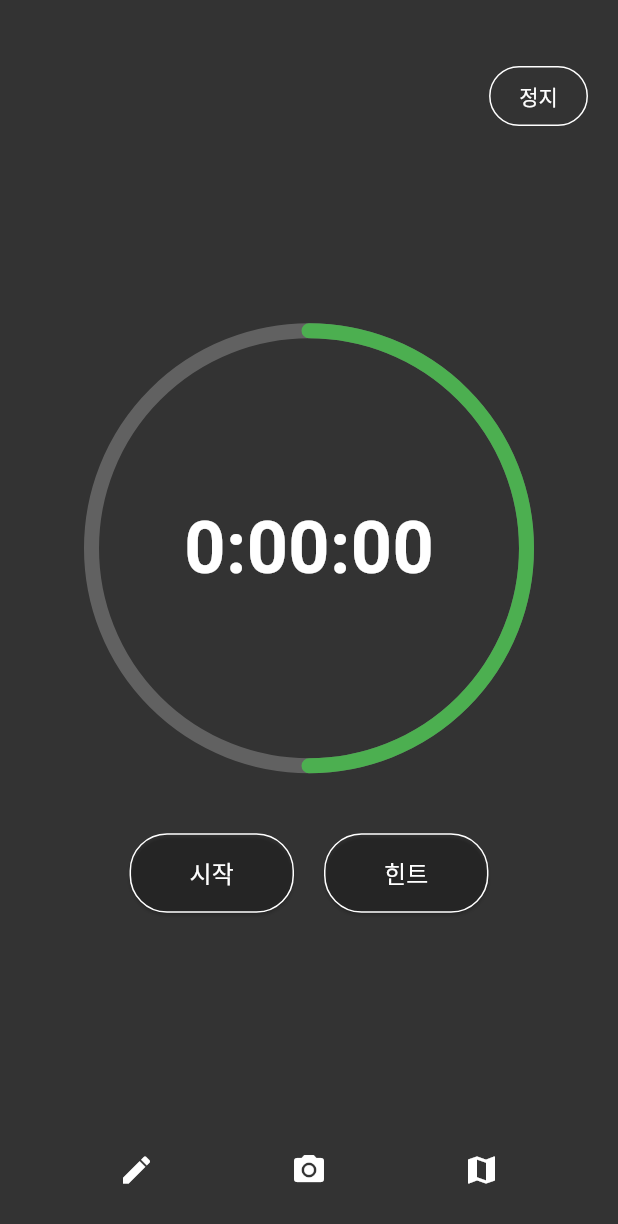
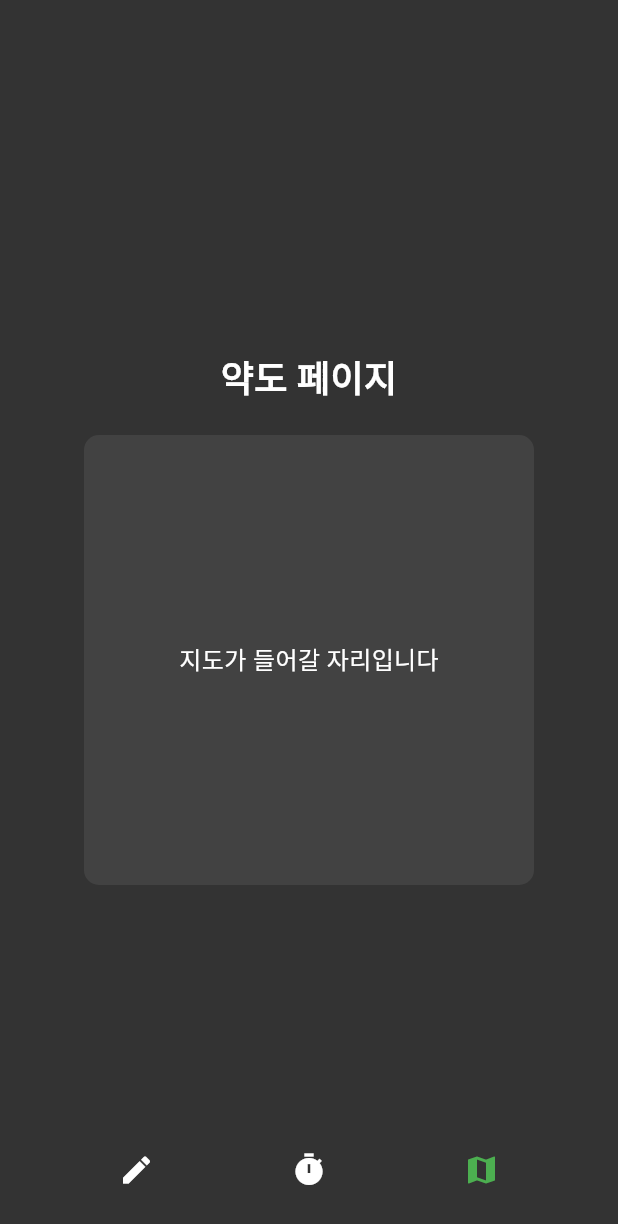
Before and after one commit to seyeon-Yoon/ZombieRun_user, a Flutter app: the TimerPage screen opened directly, after a tap on the "map" icon, on a phone screen of 412 x 824 dp. Shown: the top 1224 px of the screen. Run offline on Flutter 3.47's test engine with Material 3 defaults, Android fonts, the light colour scheme and no system bars.

Commit message:
메모 페이지 구현 - 그리기, 지우개, 되돌리기 기능 추가, 영역지우개 되돌리기 기능 미흡

```diff
--- /dev/null
+++ b/lib/map_page.dart
@@ -0,0 +1,70 @@
+import 'package:flutter/material.dart';
+import 'widgets/common_navigation_bar.dart';
+import 'memo_page.dart';
+import 'timer_page.dart';
+
+class MapPage extends StatelessWidget {
+  const MapPage({super.key});
+
+  void _handleNavigation(BuildContext context, int index) {
+    if (index == 2) return; // 현재 약도 페이지이므로 이동하지 않음
+
+    switch (index) {
+      case 0:
+        Navigator.push(context, MaterialPageRoute(builder: (context) => const MemoPage()));
+        break;
+      case 1:
+        Navigator.push(context, MaterialPageRoute(builder: (context) => const TimerPage()));
+        break;
+    }
+  }
+
+  @override
+  Widget build(BuildContext context) {
+    return Scaffold(
+      backgroundColor: const Color(0xFF333333),
+      body: Stack(
+        children: [
+          Center(
+            child: Column(
+              mainAxisAlignment: MainAxisAlignment.center,
+              children: [
+                const Text(
+                  '약도 페이지',
+                  style: TextStyle(
+                    color: Colors.white,
+                    fontSize: 24,
+                    fontWeight: FontWeight.bold,
+                  ),
+                ),
+                const SizedBox(height: 20),
+                Container(
+                  width: 300,
+                  height: 300,
+                  decoration: BoxDecoration(
+                    color: Colors.grey[800],
+                    borderRadius: BorderRadius.circular(10),
+                  ),
+                  child: const Center(
+                    child: Text(
+                      '지도가 들어갈 자리입니다',
+                      style: TextStyle(
+                        color: Colors.white,
+                        fontSize: 16,
+                      ),
+                    ),
+                  ),
+                ),
+              ],
+            ),
+          ),
+          // 공통 네비게이션 바
+          CommonNavigationBar(
+            currentIndex: 2,
+            onTap: (index) => _handleNavigation(context, index),
+          ),
+        ],
+      ),
+    );
+  }
+}
--- /dev/null
+++ b/lib/memo_page.dart
@@ -0,0 +1,318 @@
+import 'package:flutter/material.dart';
+import 'widgets/common_navigation_bar.dart';
+import 'timer_page.dart';
+import 'map_page.dart';
+
+class MemoPage extends StatefulWidget {
+  const MemoPage({super.key});
+
+  @override
+  State<MemoPage> createState() => _MemoPageState();
+}
+
+class _MemoPageState extends State<MemoPage> {
+  List<List<Offset>> strokes = [];  // 현재 화면에 표시된 획들
+  List<Offset> currentStroke = [];  // 현재 그리고 있는 획
+  bool isErasing = false;  // 지우개 모드 여부
+  List<Offset> eraserPoints = [];  // 지우개로 지운 영역
+  List<List<List<Offset>>> undoHistory = [];  // 되돌리기 히스토리 (전체 strokes 상태 저장)
+
+  // 작업 히스토리 관리를 위한 변수들
+  List<Map<String, dynamic>> history = [];  // 작업 히스토리
+
+  void _onPanStart(DragStartDetails details) {
+    setState(() {
+      if (!isErasing) {
+        currentStroke = [details.localPosition];
+      } else {
+        eraserPoints = [details.localPosition];
+      }
+    });
+  }
+
+  void _onPanUpdate(DragUpdateDetails details) {
+    setState(() {
+      if (isErasing) {
+        eraserPoints.add(details.localPosition);
+        // 지우개 영역과 겹치는 점들을 제거
+        final newStrokes = <List<Offset>>[];
+
+        for (var stroke in strokes) {
+          List<Offset> newStroke = [];
+          List<List<Offset>> subStrokes = [[]];
+
+          for (int i = 0; i < stroke.length; i++) {
+            bool shouldErase = false;
+            for (var erasePoint in eraserPoints) {
+              if ((stroke[i] - erasePoint).distance < 20.0) {
+                shouldErase = true;
+                break;
+              }
+            }
+
+            if (!shouldErase) {
+              if (subStrokes.last.isEmpty && i > 0 && !newStroke.contains(stroke[i-1])) {
+                // 이전 점이 있고 지워지지 않았다면 연결을 위해 추가
+                subStrokes.last.add(stroke[i-1]);
+              }
+              subStrokes.last.add(stroke[i]);
+            } else {
+              if (subStrokes.last.isNotEmpty) {
+                // 현재 부분 획이 끝났으므로 새로운 부분 획 시작
+                subStrokes.add([]);
+              }
+            }
+          }
+
+          // 유효한 부분 획들 추가 (2개 이상의 점으로 구성된 획만)
+          newStrokes.addAll(subStrokes.where((s) => s.length >= 2));
+        }
+
+        if (strokes.length != newStrokes.length ||
+            strokes.any((stroke) => stroke.length != newStrokes.fold<int>(0, (sum, stroke) => sum + stroke.length))) {
+          // 변화가 있을 때만 히스토리에 저장
+          undoHistory.add(List<List<Offset>>.from(
+            strokes.map((stroke) => List<Offset>.from(stroke))
+          ));
+          strokes = newStrokes;
+        }
+      } else {
+        currentStroke.add(details.localPosition);
+      }
+    });
+  }
+
+  void _onPanEnd(DragEndDetails details) {
+    setState(() {
+      if (!isErasing && currentStroke.length >= 2) {
+        // 현재 상태를 히스토리에 저장
+        undoHistory.add(List<List<Offset>>.from(
+          strokes.map((stroke) => List<Offset>.from(stroke))
+        ));
+
+        strokes.add(List<Offset>.from(currentStroke));
+        currentStroke = [];
+      }
+      eraserPoints.clear();
+    });
+  }
+
+  void _undo() {
+    setState(() {
+      if (undoHistory.isNotEmpty) {
+        strokes = List<List<Offset>>.from(
+          undoHistory.removeLast().map((stroke) => List<Offset>.from(stroke))
+        );
+      }
+    });
+  }
+
+  void _toggleEraser() {
+    setState(() {
+      isErasing = !isErasing;
+    });
+  }
+
+  void _clearAll() {
+    setState(() {
+      if (strokes.isNotEmpty) {
+        // 현재 상태를 히스토리에 저장
+        undoHistory.add(List<List<Offset>>.from(
+          strokes.map((stroke) => List<Offset>.from(stroke))
+        ));
+        strokes.clear();
+      }
+    });
+  }
+
+  void _handleNavigation(BuildContext context, int index) {
+    if (index == 0) return; // 현재 메모 페이지이므로 이동하지 않음
+
+    switch (index) {
+      case 1:
+        Navigator.push(context, MaterialPageRoute(builder: (context) => const TimerPage()));
+        break;
+      case 2:
+        Navigator.push(context, MaterialPageRoute(builder: (context) => const MapPage()));
+        break;
+    }
+  }
+
+  @override
+  Widget build(BuildContext context) {
+    return Scaffold(
+      backgroundColor: const Color(0xFF333333),
+      body: Stack(
+        children: [
+          // 그리기 영역
+          GestureDetector(
+            onPanStart: _onPanStart,
+            onPanUpdate: _onPanUpdate,
+            onPanEnd: _onPanEnd,
+            child: CustomPaint(
+              painter: DrawingPainter(
+                strokes: strokes,
+                currentStroke: currentStroke,
+                eraserPoints: eraserPoints,
+                isErasing: isErasing,
+              ),
+              child: Container(
+                width: double.infinity,
+                height: double.infinity,
+              ),
+            ),
+          ),
+
+          // 오른쪽 아이콘 메뉴
+          Positioned(
+            right: 20,
+            top: 0,
+            bottom: 0,
+            child: Center(
+              child: Container(
+                padding: const EdgeInsets.symmetric(vertical: 16),
+                decoration: BoxDecoration(
+                  color: Colors.black.withOpacity(0.3),
+                  borderRadius: BorderRadius.circular(30),
+                ),
+                child: Column(
+                  mainAxisSize: MainAxisSize.min,
+                  children: [
+                    IconButton(
+                      onPressed: () {
+                        setState(() {
+                          isErasing = false;
+                        });
+                      },
+                      icon: Icon(
+                        Icons.edit,
+                        color: !isErasing ? const Color(0xFF4CAF50) : Colors.white,
+                        size: 28,
+                      ),
+                    ),
+                    const SizedBox(height: 16),
+                    IconButton(
+                      onPressed: _toggleEraser,
+                      icon: Icon(
+                        Icons.cleaning_services,
+                        color: isErasing ? const Color(0xFF4CAF50) : Colors.white,
+                        size: 28,
+                      ),
+                    ),
+                    const SizedBox(height: 16),
+                    IconButton(
+                      onPressed: _undo,
+                      icon: const Icon(
+                        Icons.undo,
+                        color: Colors.white,
+                        size: 28,
+                      ),
+                    ),
+                  ],
+                ),
+              ),
+            ),
+          ),
+
+          // 초기화 버튼
+          Positioned(
+            right: 20,
+            top: 20,
+            child: IconButton(
+              onPressed: _clearAll,
+              icon: const Icon(
+                Icons.delete_forever,
+                color: Colors.white,
+                size: 28,
+              ),
+            ),
+          ),
+
+          // 공통 네비게이션 바
+          CommonNavigationBar(
+            currentIndex: 0,
+            onTap: (index) => _handleNavigation(context, index),
+          ),
+        ],
+      ),
+    );
+  }
+}
+
+// 그리기를 담당하는 CustomPainter
+class DrawingPainter extends CustomPainter {
+  final List<List<Offset>> strokes;
+  final List<Offset> currentStroke;
+  final List<Offset> eraserPoints;
+  final bool isErasing;
+
+  DrawingPainter({
+    required this.strokes,
+    required this.currentStroke,
+    required this.eraserPoints,
+    required this.isErasing,
+  });
+
+  @override
+  void paint(Canvas canvas, Size size) {
+    final paint = Paint()
+      ..color = Colors.white
+      ..strokeWidth = 3.0
+      ..strokeCap = StrokeCap.round
+      ..style = PaintingStyle.stroke;
+
+    // 저장된 모든 획 그리기
+    for (var stroke in strokes) {
+      if (stroke.length < 2) continue;
+
+      final path = Path();
+      path.moveTo(stroke[0].dx, stroke[0].dy);
+
+      for (int i = 1; i < stroke.length; i++) {
+        path.lineTo(stroke[i].dx, stroke[i].dy);
+      }
+
+      canvas.drawPath(path, paint);
+    }
+
+    // 현재 그리고 있는 획 그리기
+    if (!isErasing && currentStroke.isNotEmpty && currentStroke.length >= 2) {
+      final path = Path();
+      path.moveTo(currentStroke[0].dx, currentStroke[0].dy);
+
+      for (int i = 1; i < currentStroke.length; i++) {
+        path.lineTo(currentStroke[i].dx, currentStroke[i].dy);
+      }
+
+      canvas.drawPath(path, paint);
+    }
+
+    // 지우개 영역 표시 (반투명한 원)
+    if (isErasing && eraserPoints.isNotEmpty) {
+      final eraserPaint = Paint()
+        ..color = Colors.white.withOpacity(0.3)
+        ..style = PaintingStyle.stroke
+        ..strokeWidth = 2.0;
+
+      // 현재 위치의 원만 그리기
+      canvas.drawCircle(eraserPoints.last, 20.0, eraserPaint);
+    }
+  }
+
+  @override
+  bool shouldRepaint(DrawingPainter oldDelegate) {
+    return true;
+  }
+}
+
+class Memo {
+  final String title;
+  final String content;
+  final DateTime createdAt;
+
+  Memo({
+    required this.title,
+    required this.content,
+    required this.createdAt,
+  });
+}
--- a/lib/theme_code_page.dart
+++ b/lib/theme_code_page.dart
@@ -1,5 +1,5 @@
 import 'package:flutter/material.dart';
-import 'timer_page.dart';
+import 'main_container.dart';
 
 class ThemeCodePage extends StatefulWidget {
   const ThemeCodePage({super.key});
@@ -31,11 +31,11 @@ class _ThemeCodePageState extends State<ThemeCodePage> {
         _code += number;
       });
 
-      // 4자리가 모두 입력되면 타이머 페이지로 이동
+      // 4자리가 모두 입력되면 MainContainer로 이동
       if (_code.length == 4) {
         Navigator.pushReplacement(
           context,
-          MaterialPageRoute(builder: (context) => const TimerPage()),
+          MaterialPageRoute(builder: (context) => const MainContainer()),
         );
       }
     }
--- a/lib/timer_page.dart
+++ b/lib/timer_page.dart
@@ -1,5 +1,8 @@
 import 'package:flutter/material.dart';
 import 'dart:math' as math;
+import 'widgets/common_navigation_bar.dart';
+import 'memo_page.dart';
+import 'map_page.dart';
 
 class TimerPage extends StatefulWidget {
   const TimerPage({super.key});
@@ -11,6 +14,19 @@ class TimerPage extends StatefulWidget {
 class _TimerPageState extends State<TimerPage> {
   bool _isRunning = false;
   double _progress = 0.5; // 프로그레스 바의 진행도 (0.0 ~ 1.0)
+
+  void _handleNavigation(int index) {
+    if (index == 1) return; // 현재 타이머 페이지이므로 이동하지 않음
+
+    switch (index) {
+      case 0:
+        Navigator.push(context, MaterialPageRoute(builder: (context) => const MemoPage()));
+        break;
+      case 2:
+        Navigator.push(context, MaterialPageRoute(builder: (context) => const MapPage()));
+        break;
+    }
+  }
 
   @override
   Widget build(BuildContext context) {
@@ -98,9 +114,9 @@ class _TimerPageState extends State<TimerPage> {
                           borderRadius: BorderRadius.circular(25),
                         ),
                       ),
-                      child: Text(
-                        _isRunning ? '일시정지' : '시작',
-                        style: const TextStyle(
+                      child: const Text(
+                        '시작',
+                        style: TextStyle(
                           color: Colors.white,
                           fontSize: 16,
                         ),
@@ -132,34 +148,10 @@ class _TimerPageState extends State<TimerPage> {
               ],
             ),
           ),
-          // 하단 버튼들
-          Positioned(
-            left: 0,
-            right: 0,
-            bottom: 20,
-            child: Row(
-              mainAxisAlignment: MainAxisAlignment.spaceEvenly,
-              children: [
-                IconButton(
-                  onPressed: () {
-                    // TODO: 메모 기능 구현
-                  },
-                  icon: const Icon(Icons.edit, color: Colors.white),
-                ),
-                IconButton(
-                  onPressed: () {
-                    // TODO: 카메라 기능 구현
-                  },
-                  icon: const Icon(Icons.camera_alt, color: Colors.white),
-                ),
-                IconButton(
-                  onPressed: () {
-                    // TODO: 지도 기능 구현
-                  },
-                  icon: const Icon(Icons.map, color: Colors.white),
-                ),
-              ],
-            ),
+          // 공통 네비게이션 바
+          CommonNavigationBar(
+            currentIndex: 1,
+            onTap: _handleNavigation,
           ),
         ],
       ),
--- /dev/null
+++ b/lib/widgets/common_navigation_bar.dart
@@ -0,0 +1,47 @@
+import 'package:flutter/material.dart';
+
+class CommonNavigationBar extends StatelessWidget {
+  final int currentIndex;
+  final Function(int) onTap;
+
+  const CommonNavigationBar({
+    super.key,
+    required this.currentIndex,
+    required this.onTap,
+  });
+
+  @override
+  Widget build(BuildContext context) {
+    return Positioned(
+      left: 0,
+      right: 0,
+      bottom: 20,
+      child: Row(
+        mainAxisAlignment: MainAxisAlignment.spaceEvenly,
+        children: [
+          IconButton(
+            onPressed: () => onTap(0),
+            icon: Icon(
+              Icons.edit,
+              color: currentIndex == 0 ? const Color(0xFF4CAF50) : Colors.white,
+            ),
+          ),
+          IconButton(
+            onPressed: () => onTap(1),
+            icon: Icon(
+              Icons.timer,
+              color: currentIndex == 1 ? const Color(0xFF4CAF50) : Colors.white,
+            ),
+          ),
+          IconButton(
+            onPressed: () => onTap(2),
+            icon: Icon(
+              Icons.map,
+              color: currentIndex == 2 ? const Color(0xFF4CAF50) : Colors.white,
+            ),
+          ),
+        ],
+      ),
+    );
+  }
+}
```
Also changed, not shown: lib/main.dart (+0 -36 lines), lib/main_container.dart (added, +66 -0 lines), 1 other file.
